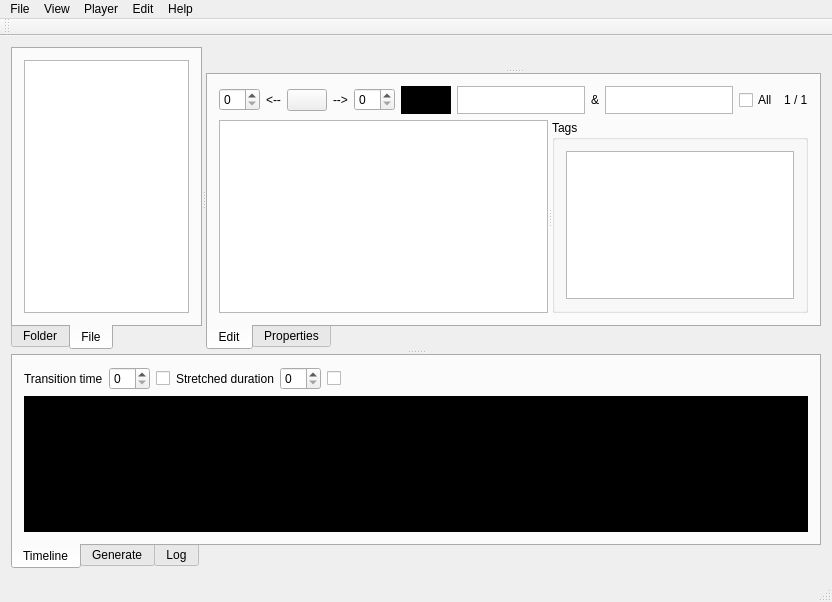
Old version of the form mainwindow.ui in the repository ewoudwijma/MediaSidekick.
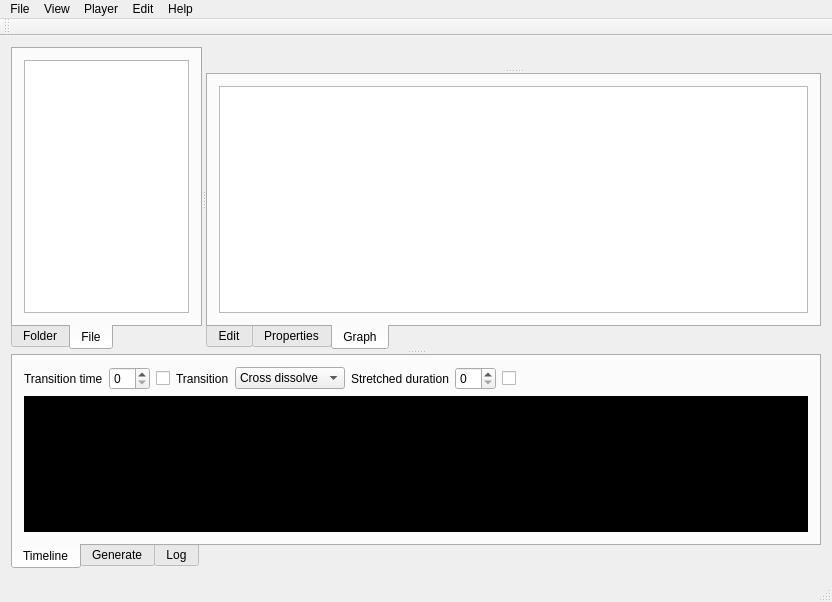
New version of the form. The open tabs and pages were chosen to show the change. Custom widgets are drawn as their Qt base class.

Commit message:
Add connect graph, timeline and stretchedduarion, previous/next
edit: Add FPS as (hidden) column (using onPropertiesLoaded)
global: move all static const int here. FPS as global (remove 25 and 40 everywhere else)
property: add onGetPropertyValue and propertiesLoaded
timeline: add 2 pass calculation: first original, then stretched. Add onTimelineWidgetsChanged
video: add next/previous frame/inoutpoint. emit fpschanged (not used yet)
main: add graphicsview for connects. Add transiation and stretch values (QSettings, emits)
edge, node and graphwidget: Added / New

The edit to the form file:
```diff
--- a/mainwindow.ui
+++ b/mainwindow.ui
@@ -238,6 +238,16 @@
            </item>
           </layout>
          </widget>
+         <widget class="QWidget" name="tabGraph">
+          <attribute name="title">
+           <string>Graph</string>
+          </attribute>
+          <layout class="QVBoxLayout" name="verticalLayout_13">
+           <item>
+            <widget class="QGraphWidget" name="graphicsView"/>
+           </item>
+          </layout>
+         </widget>
         </widget>
        </widget>
       </widget>
@@ -272,6 +282,22 @@
              </property>
             </widget>
            </item>
+           <item>
+            <widget class="QLabel" name="label_6">
+             <property name="text">
+              <string>Transition</string>
+             </property>
+            </widget>
+           </item>
+           <item>
+            <widget class="QComboBox" name="transitionCcomboBox">
+             <item>
+              <property name="text">
+               <string>Cross dissolve</string>
+              </property>
+             </item>
+            </widget>
+           </item>
            <item>
             <widget class="QLabel" name="stretchedDurationLabel">
              <property name="text">
@@ -684,6 +710,11 @@
    <extends>QTableView</extends>
    <header>flogtableview.h</header>
   </customwidget>
+  <customwidget>
+   <class>QGraphWidget</class>
+   <extends>QGraphicsView</extends>
+   <header>qgraphwidget.h</header>
+  </customwidget>
  </customwidgets>
  <resources/>
  <connections/>
```
The commit also changes 26 other files.
